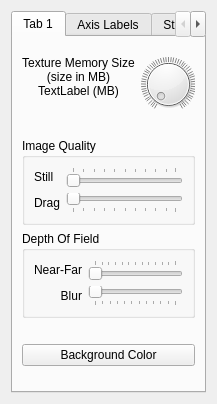
The window that drishti/preferenceswidget.ui (nci/drishti) describes before a commit, drawn with Qt 5.
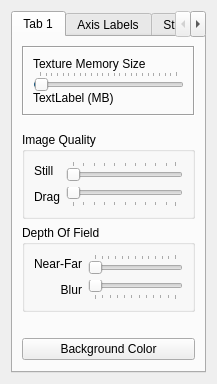
The same window after the commit.

Commit message: UI change to handle large memory gpus

The edit to the form file:
```diff
--- a/drishti/preferenceswidget.ui
+++ b/drishti/preferenceswidget.ui
@@ -6,8 +6,8 @@
    <rect>
     <x>0</x>
     <y>0</y>
-    <width>215</width>
-    <height>404</height>
+    <width>201</width>
+    <height>376</height>
    </rect>
   </property>
   <property name="sizePolicy">
@@ -33,121 +33,6 @@
        <string>Tab 1</string>
       </attribute>
       <layout class="QGridLayout" name="gridLayout_3">
-       <item row="0" column="0">
-        <layout class="QGridLayout" name="gridLayout_2">
-         <property name="verticalSpacing">
-          <number>0</number>
-         </property>
-         <item row="0" column="1">
-          <widget class="QLabel" name="label_10">
-           <property name="toolTip">
-            <string>&lt;!DOCTYPE HTML PUBLIC &quot;-//W3C//DTD HTML 4.0//EN&quot; &quot;http://www.w3.org/TR/REC-html40/strict.dtd&quot;&gt;
-&lt;html&gt;&lt;head&gt;&lt;meta name=&quot;qrichtext&quot; content=&quot;1&quot; /&gt;&lt;style type=&quot;text/css&quot;&gt;
-p, li { white-space: pre-wrap; }
-&lt;/style&gt;&lt;/head&gt;&lt;body style=&quot; font-family:'MS Shell Dlg 2'; font-size:8.25pt; font-weight:400; font-style:normal;&quot;&gt;
-&lt;p style=&quot; margin-top:0px; margin-bottom:0px; margin-left:0px; margin-right:0px; -qt-block-indent:0; text-indent:0px; font-size:8pt;&quot;&gt;&lt;span style=&quot; font-size:12pt;&quot;&gt;Specifies the texture memory that the graphics card has.  Drishti will try to fit in selected subvolume within the texture memory.  If it cannot be done then the volume is subsampled till it can be fit into the texture memory.&lt;/span&gt;&lt;/p&gt;
-&lt;p style=&quot;-qt-paragraph-type:empty; margin-top:0px; margin-bottom:0px; margin-left:0px; margin-right:0px; -qt-block-indent:0; text-indent:0px; font-size:12pt;&quot;&gt;&lt;/p&gt;
-&lt;p style=&quot; margin-top:0px; margin-bottom:0px; margin-left:0px; margin-right:0px; -qt-block-indent:0; text-indent:0px; font-size:12pt;&quot;&gt;Texture memory is used to store, apart from the volume data, other buffers that are needed for proper working of Drishti.&lt;/p&gt;&lt;/body&gt;&lt;/html&gt;</string>
-           </property>
-           <property name="whatsThis">
-            <string/>
-           </property>
-           <property name="text">
-            <string>Texture Memory Size
-(size in MB)</string>
-           </property>
-           <property name="alignment">
-            <set>Qt::AlignBottom|Qt::AlignHCenter</set>
-           </property>
-          </widget>
-         </item>
-         <item row="0" column="3">
-          <spacer name="horizontalSpacer">
-           <property name="orientation">
-            <enum>Qt::Horizontal</enum>
-           </property>
-           <property name="sizeHint" stdset="0">
-            <size>
-             <width>40</width>
-             <height>20</height>
-            </size>
-           </property>
-          </spacer>
-         </item>
-         <item row="1" column="1">
-          <widget class="QLabel" name="texMemLabel">
-           <property name="text">
-            <string>TextLabel (MB)</string>
-           </property>
-           <property name="textFormat">
-            <enum>Qt::AutoText</enum>
-           </property>
-           <property name="scaledContents">
-            <bool>true</bool>
-           </property>
-           <property name="alignment">
-            <set>Qt::AlignHCenter|Qt::AlignTop</set>
-           </property>
-          </widget>
-         </item>
-         <item row="0" column="2" rowspan="2">
-          <widget class="QDial" name="m_textureMemorySize">
-           <property name="sizePolicy">
-            <sizepolicy hsizetype="Preferred" vsizetype="Preferred">
-             <horstretch>0</horstretch>
-             <verstretch>0</verstretch>
-            </sizepolicy>
-           </property>
-           <property name="maximumSize">
-            <size>
-             <width>100</width>
-             <height>100</height>
-            </size>
-           </property>
-           <property name="minimum">
-            <number>1</number>
-           </property>
-           <property name="maximum">
-            <number>108</number>
-           </property>
-           <property name="singleStep">
-            <number>1</number>
-           </property>
-           <property name="pageStep">
-            <number>1</number>
-           </property>
-           <property name="orientation">
-            <enum>Qt::Horizontal</enum>
-           </property>
-           <property name="invertedAppearance">
-            <bool>false</bool>
-           </property>
-           <property name="wrapping">
-            <bool>false</bool>
-           </property>
-           <property name="notchTarget">
-            <double>2.000000000000000</double>
-           </property>
-           <property name="notchesVisible">
-            <bool>true</bool>
-           </property>
-          </widget>
-         </item>
-         <item row="0" column="0">
-          <spacer name="horizontalSpacer_2">
-           <property name="orientation">
-            <enum>Qt::Horizontal</enum>
-           </property>
-           <property name="sizeHint" stdset="0">
-            <size>
-             <width>40</width>
-             <height>20</height>
-            </size>
-           </property>
-          </spacer>
-         </item>
-        </layout>
-       </item>
        <item row="1" column="0">
         <spacer>
          <property name="orientation">
@@ -333,6 +218,90 @@
          </property>
         </spacer>
        </item>
+       <item row="0" column="0">
+        <widget class="QFrame" name="">
+         <property name="frameShape">
+          <enum>QFrame::Box</enum>
+         </property>
+         <property name="frameShadow">
+          <enum>QFrame::Sunken</enum>
+         </property>
+         <property name="lineWidth">
+          <number>1</number>
+         </property>
+         <property name="midLineWidth">
+          <number>0</number>
+         </property>
+         <layout class="QGridLayout" name="gridLayout_2">
+          <property name="verticalSpacing">
+           <number>0</number>
+          </property>
+          <item row="0" column="0">
+           <widget class="QLabel" name="label_10">
+            <property name="toolTip">
+             <string>&lt;!DOCTYPE HTML PUBLIC &quot;-//W3C//DTD HTML 4.0//EN&quot; &quot;http://www.w3.org/TR/REC-html40/strict.dtd&quot;&gt;
+&lt;html&gt;&lt;head&gt;&lt;meta name=&quot;qrichtext&quot; content=&quot;1&quot; /&gt;&lt;style type=&quot;text/css&quot;&gt;
+p, li { white-space: pre-wrap; }
+&lt;/style&gt;&lt;/head&gt;&lt;body style=&quot; font-family:'MS Shell Dlg 2'; font-size:8.25pt; font-weight:400; font-style:normal;&quot;&gt;
+&lt;p style=&quot; margin-top:0px; margin-bottom:0px; margin-left:0px; margin-right:0px; -qt-block-indent:0; text-indent:0px; font-size:8pt;&quot;&gt;&lt;span style=&quot; font-size:12pt;&quot;&gt;Specifies the texture memory that the graphics card has.  Drishti will try to fit in selected subvolume within the texture memory.  If it cannot be done then the volume is subsampled till it can be fit into the texture memory.&lt;/span&gt;&lt;/p&gt;
+&lt;p style=&quot;-qt-paragraph-type:empty; margin-top:0px; margin-bottom:0px; margin-left:0px; margin-right:0px; -qt-block-indent:0; text-indent:0px; font-size:12pt;&quot;&gt;&lt;/p&gt;
+&lt;p style=&quot; margin-top:0px; margin-bottom:0px; margin-left:0px; margin-right:0px; -qt-block-indent:0; text-indent:0px; font-size:12pt;&quot;&gt;Texture memory is used to store, apart from the volume data, other buffers that are needed for proper working of Drishti.&lt;/p&gt;&lt;/body&gt;&lt;/html&gt;</string>
+            </property>
+            <property name="whatsThis">
+             <string/>
+            </property>
+            <property name="text">
+             <string>Texture Memory Size</string>
+            </property>
+            <property name="alignment">
+             <set>Qt::AlignBottom|Qt::AlignLeading|Qt::AlignLeft</set>
+            </property>
+           </widget>
+          </item>
+          <item row="2" column="0">
+           <widget class="QLabel" name="texMemLabel">
+            <property name="text">
+             <string>TextLabel (MB)</string>
+            </property>
+            <property name="textFormat">
+             <enum>Qt::AutoText</enum>
+            </property>
+            <property name="scaledContents">
+             <bool>true</bool>
+            </property>
+            <property name="alignment">
+             <set>Qt::AlignLeading|Qt::AlignLeft|Qt::AlignTop</set>
+            </property>
+           </widget>
+          </item>
+          <item row="1" column="0">
+           <widget class="QSlider" name="m_textureMemorySize">
+            <property name="maximum">
+             <number>120</number>
+            </property>
+            <property name="pageStep">
+             <number>10</number>
+            </property>
+            <property name="value">
+             <number>1</number>
+            </property>
+            <property name="sliderPosition">
+             <number>1</number>
+            </property>
+            <property name="orientation">
+             <enum>Qt::Horizontal</enum>
+            </property>
+            <property name="tickPosition">
+             <enum>QSlider::TicksAbove</enum>
+            </property>
+            <property name="tickInterval">
+             <number>5</number>
+            </property>
+           </widget>
+          </item>
+         </layout>
+        </widget>
+       </item>
       </layout>
      </widget>
      <widget class="QWidget" name="tab_2">
```
The commit also changes 1 other file.
